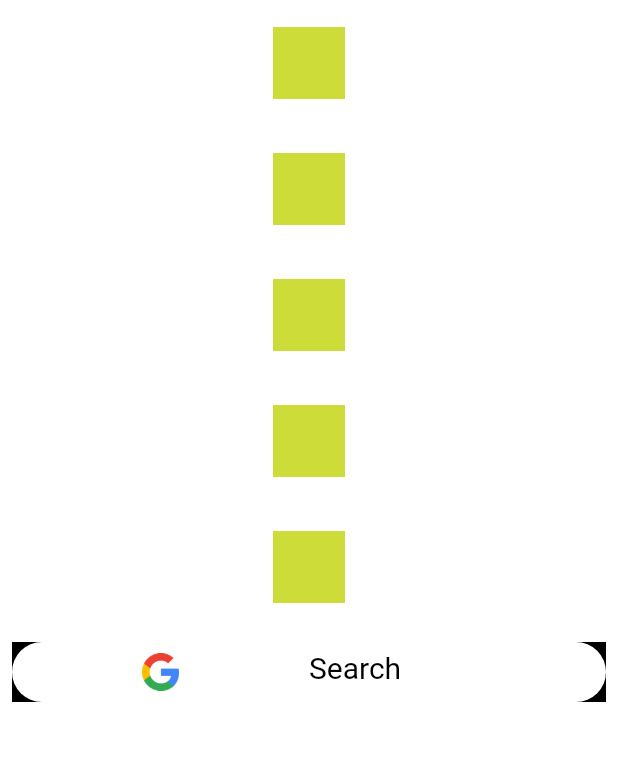
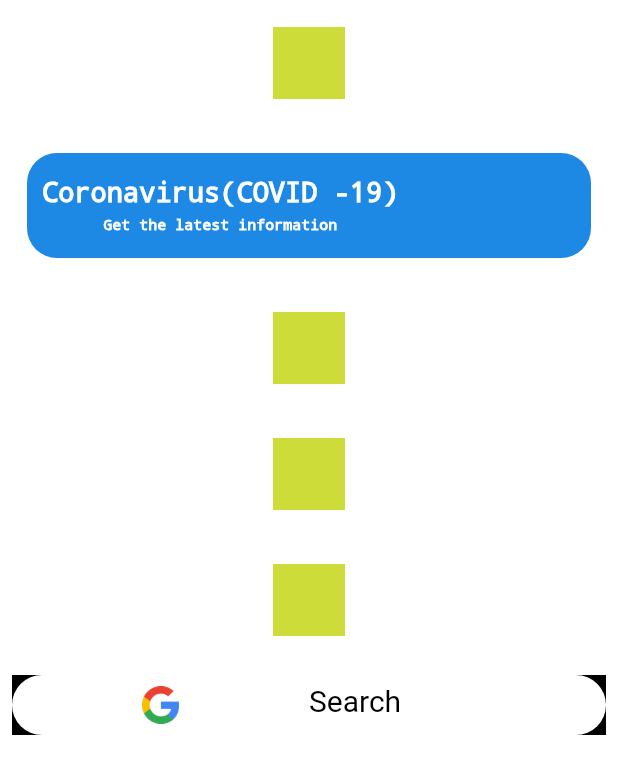
Before and after one commit to blackcrabb/Dashboard, a Flutter app: the screen it shows after launch, on a phone screen of 412 x 824 dp. Shown: the top 774 px of the screen. Run offline on Flutter 3.47's test engine with Material 2 defaults, Android fonts, the phone set to English and light mode, and no system bars.

Commit message:
Corona widget text done

```diff
--- a/lib/corona.dart
+++ b/lib/corona.dart
@@ -8,14 +8,49 @@ class Corona extends StatefulWidget {
 class _CoronaState extends State<Corona> {
   @override
   Widget build(BuildContext context) {
-    return  Center(
-  child: Container(
+    return  Container(
     margin: const EdgeInsets.all(10.0),
-    color: Colors.lime,
-    width: 48.0,
-    height: 48.0,
-  ),
+    padding: const EdgeInsets.all(10.0),
+    decoration: BoxDecoration(
+      borderRadius: BorderRadius.circular(20),
+      color: Colors.blue[600],
+    ),
+    height: 70.0,
+    child: Row(
+      children: <Widget>[
+        Column(
+          mainAxisSize: MainAxisSize.min,
+          children: <Widget>[
+            Text("Coronavirus(COVID -19)",
+            style: TextStyle(color: Colors.white,
+                              fontWeight: FontWeight.bold,
+                              fontSize: 18,
+                              decoration: TextDecoration.none),
 
-      );
+            ),
+            Padding(padding: EdgeInsets.all(3.0),),
+            Text("Get the latest information",
+            textAlign: TextAlign.left,
+            style: TextStyle(color: Colors.white,
+                              fontWeight: FontWeight.bold,fontSize: 10,
+                               decoration: TextDecoration.none),
+            ),
+          ],
+          ),
+         /* Column(
+            children: <Widget>[
+              Icon(
+                Icons.close,
+                color: Colors.black,
+              ),
+               Padding(padding: EdgeInsets.all(4.0),),
+               RaisedButton(
+                 color: Colors.blue[300],
+                 child: Text("Click here->",style: TextStyle(fontSize: 10,),),
+                 onPressed: (){},)
+            ],)*/
+      ],
+    ),
+  );
   }
 }
```
